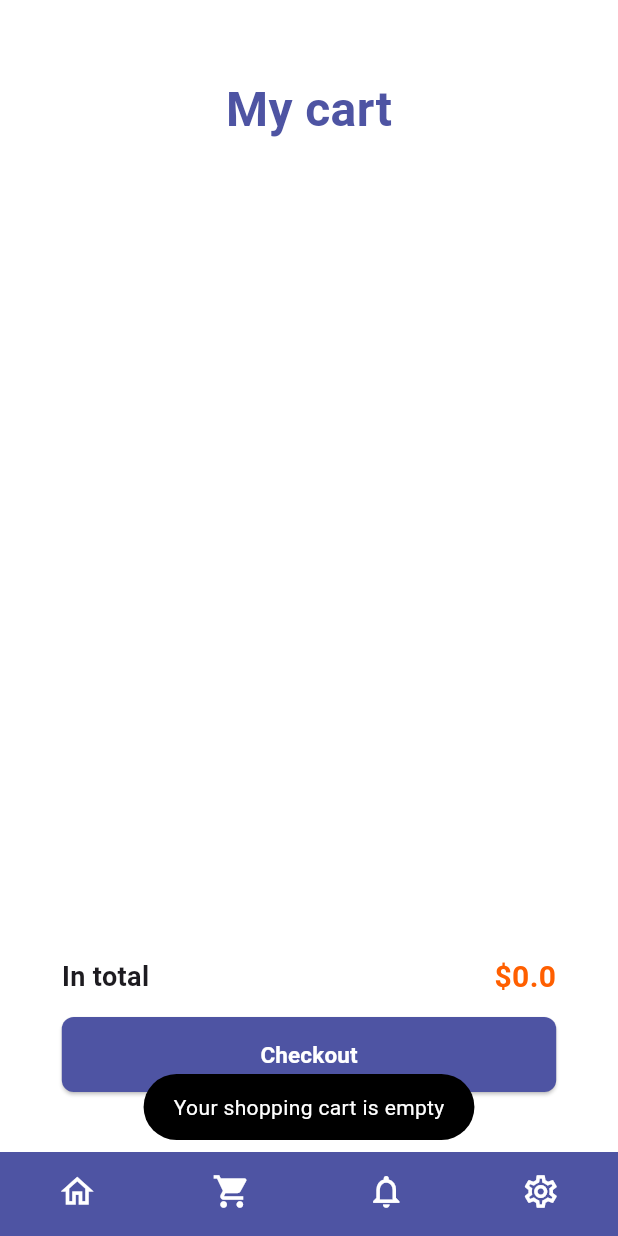
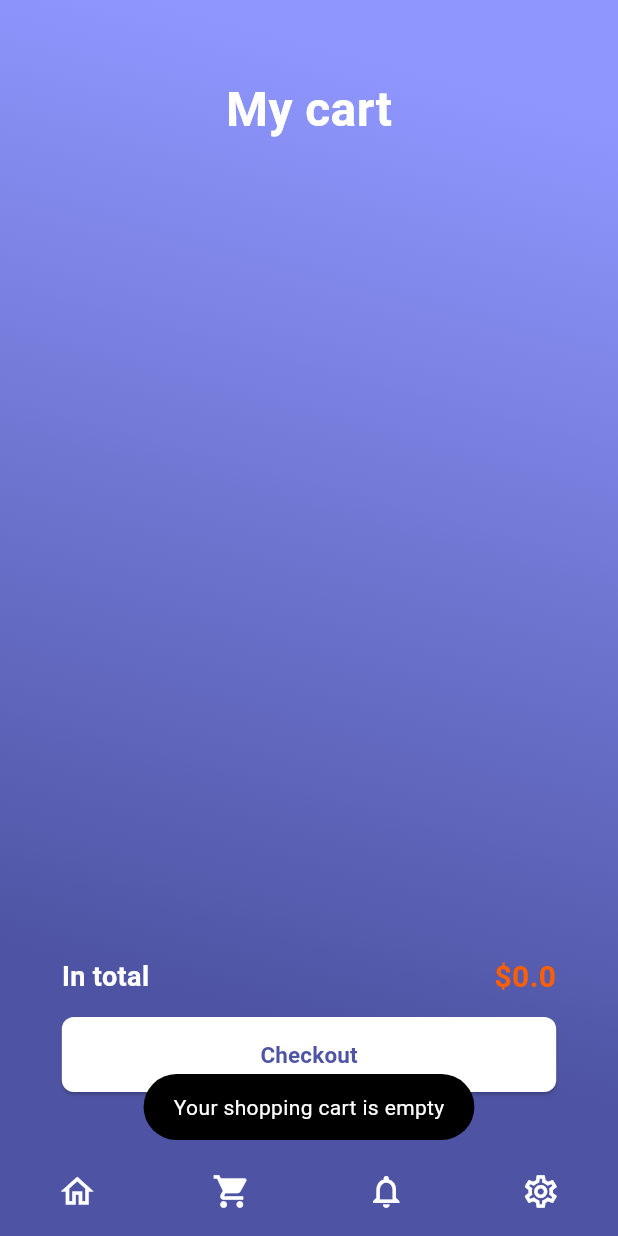
Before and after one commit to yo99-work/exam, a Flutter app: the screen it shows after launch, item 2 of the bottom bar chosen, after a tap on "Checkout", on a phone screen of 412 x 824 dp. Run offline on Flutter 3.47's test engine with Material 2 defaults, Android fonts, the phone set to English and light mode, and no system bars; drawn by our look-alikes of persistent_bottom_nav_bar; our stand-ins replace bloc, bloc_concurrency, cached_network_image, carousel_slider, cloud_firestore, dio and 14 more; missing offline and left inert: dart:ffi; accounts and stored records are empty; network calls fail.

Commit message:
update style

```diff
--- a/lib/src/data/model/product/product.dart
+++ b/lib/src/data/model/product/product.dart
@@ -20,13 +20,12 @@ class Product extends Equatable {
   int? quantity = 1;
 
   int getPriceByQuantity() {
-    return  (price as int) * (quantity ?? 1);
+    return (price as int) * (quantity ?? 1);
   }
 
   //Mock
   bool isFlashSale = false;
   List<ProductTagType> tags = [];
-
 
   Product(
       this.id,
@@ -52,19 +51,24 @@ class Product extends Equatable {
     return convertToHuman(newPrice);
   }
 
-
   static String convertToHuman(int price) {
-    String amount = price.toString().replaceAllMapped(RegExp(r'(\d{1,3})(?=(\d{3})+(?!\d))'), (Match m) => '${m[1]},');
+    String amount = price.toString().replaceAllMapped(
+        RegExp(r'(\d{1,3})(?=(\d{3})+(?!\d))'), (Match m) => '${m[1]},');
     return "\$$amount";
   }
 
   static String convertToHumanD(double price) {
-    String amount = price.toString().replaceAllMapped(RegExp(r'(\d{1,3})(?=(\d{3})+(?!\d))'), (Match m) => '${m[1]},');
+    String amount = price.toString().replaceAllMapped(
+        RegExp(r'(\d{1,3})(?=(\d{3})+(?!\d))'), (Match m) => '${m[1]},');
     return "\$$amount";
   }
 
   void autoGenerateTag() {
-    List<ProductTagType> myList = [ProductTagType.bigSale, ProductTagType.cashBack, ProductTagType.freeDelivery];
+    List<ProductTagType> myList = [
+      ProductTagType.bigSale,
+      ProductTagType.cashBack,
+      ProductTagType.freeDelivery
+    ];
     tags = getRandomItems(myList, 2);
   }
 
@@ -83,9 +87,21 @@ class Product extends Equatable {
     return randomItems;
   }
 
-
   @override
-  List<Object?> get props => [id, quantity];
+  List<Object?> get props => [
+        id,
+        title,
+        description,
+        price,
+        discountPercentage,
+        rating,
+        stock,
+        brand,
+        category,
+        thumbnail,
+        images,
+        quantity
+      ];
 
   Product.fromJson(Map<String, dynamic> json) {
     id = json['id'];
@@ -100,7 +116,6 @@ class Product extends Equatable {
     thumbnail = json['thumbnail'];
     quantity = json['quantity'];
     images = json['images'].cast<String>();
-
   }
 
   Map<String, dynamic> toJson() {
--- a/lib/src/pages/cart/cart_page.dart
+++ b/lib/src/pages/cart/cart_page.dart
@@ -43,7 +43,10 @@ class _CartPageState extends State<CartPage> {
         return Material(
           type: MaterialType.transparency,
           child: Container(
-              color: CustomTheme.white,
+              decoration: BoxDecoration(
+                  gradient: CustomTheme.primaryGradient
+              ),
+              // color: CustomTheme.white,
               child: Stack(alignment: Alignment.center, children: [
                 Padding(
                   padding: const EdgeInsets.only(top: 90, bottom: 123),
@@ -72,7 +75,7 @@ class _CartPageState extends State<CartPage> {
                     style: TextStyle(
                         fontSize: 32,
                         fontWeight: FontWeight.bold,
-                        color: CustomTheme.primary),
+                        color: CustomTheme.white),
                   ),
                 ),
                 _CheckoutView(width: width, total: total, state: state,)
@@ -224,11 +227,12 @@ class _CheckoutView extends StatelessWidget {
     return Positioned(
       bottom: 20,
       child: Container(
+
         padding: const EdgeInsets.symmetric(
             horizontal: 12, vertical: 20),
         width: width,
         // height: 50,
-        color: CustomTheme.white,
+        color: Colors.transparent,
         child: Column(children: [
           SizedBox(
             width: width * 0.8,
@@ -238,6 +242,7 @@ class _CheckoutView extends StatelessWidget {
                   "In total",
                   style: TextStyle(
                     fontWeight: FontWeight.bold,
+                    color: CustomTheme.white,
                     fontSize: 18,
                   ),
                 ),
@@ -261,8 +266,8 @@ class _CheckoutView extends StatelessWidget {
           AppButton(
               text: "Checkout",
               width: width * 0.8,
-              bgColor: CustomTheme.primary,
-              textColor: CustomTheme.white,
+              bgColor: CustomTheme.white,
+              textColor: CustomTheme.primary,
               onClick: () {
                 if (state.products.isNotEmpty) {
                   final userId =
--- a/lib/src/pages/home/bloc/product/product_bloc.dart
+++ b/lib/src/pages/home/bloc/product/product_bloc.dart
@@ -21,7 +21,6 @@ EventTransformer<E> throttleDroppable<E>(Duration duration) {
 
 class ProductBloc extends Bloc<ProductEvent, ProductState> {
   final productRepository = getIt.get<ProductRepository>();
-  final int _productLimit = 20;
   final throttleDuration = const Duration(milliseconds: 100);
 
   ProductBloc() : super(const ProductState()) {
@@ -38,19 +37,19 @@ class ProductBloc extends Bloc<ProductEvent, ProductState> {
     if (state.hasReachedMax) return;
     try {
       if (state.status == LazyLoadStatus.initial) {
-        final products = await productRepository.getProduct(_productLimit, state.products.length);
+        final products = await productRepository.getProduct(event.limit, state.products.length);
         final updateProducts = products.map((item) {
           item.autoGenerateTag();
           return item;
         }).toList();
 
-        return emit(state.copyWith(
+        emit(state.copyWith(
             status: LazyLoadStatus.success,
             products: updateProducts,
             hasReachedMax: false));
       }else {
         final products = await productRepository.getProduct(
-            _productLimit, state.products.length);
+            event.limit, state.products.length);
 
         final updateProducts = products.map((item) {
           item.autoGenerateTag();
--- a/lib/src/pages/home/bloc/product/product_event.dart
+++ b/lib/src/pages/home/bloc/product/product_event.dart
@@ -5,4 +5,10 @@ sealed class ProductEvent extends Equatable {
   List<Object> get props => [];
 }
 
-final class ProductFetched extends ProductEvent {}
+final class ProductFetched extends ProductEvent {
+  final int limit;
+  ProductFetched(this.limit);
+
+  @override
+  List<Object> get props => [limit];
+}
--- a/lib/src/pages/home/home_page.dart
+++ b/lib/src/pages/home/home_page.dart
@@ -26,7 +26,7 @@ class _HomePageState extends State<HomePage> {
   void initState() {
     super.initState();
     context.read<FlashSaleProductBloc>().add(FlashSaleProductFetched());
-    context.read<ProductBloc>().add(ProductFetched());
+    context.read<ProductBloc>().add(ProductFetched(20));
     getIt<AuthenRepository>().currentUser.then((user) {
       context.read<CartBloc>().add(CartFetched(user.id ?? ""));
     });
--- a/lib/src/pages/home/widgets/product_list.dart
+++ b/lib/src/pages/home/widgets/product_list.dart
@@ -67,7 +67,7 @@ class _ProductListState extends State<ProductList> {
   }
 
   void _onScroll() {
-    if (_isBottom) context.read<ProductBloc>().add(ProductFetched());
+    if (_isBottom) context.read<ProductBloc>().add(ProductFetched(20));
   }
 
   bool get _isBottom {
--- a/lib/src/pages/login/login_page.dart
+++ b/lib/src/pages/login/login_page.dart
@@ -1,6 +1,5 @@
 import 'package:exam/src/config/theme.dart';
 import 'package:exam/src/pages/cart/bloc/cart_bloc.dart';
-import 'package:exam/src/widgets/app_button.dart';
 import 'package:flutter/material.dart';
 import 'package:flutter_bloc/flutter_bloc.dart';
 import 'package:font_awesome_flutter/font_awesome_flutter.dart';
--- a/lib/src/pages/notification/notification_page.dart
+++ b/lib/src/pages/notification/notification_page.dart
@@ -33,7 +33,9 @@ class _NotificationPageState extends State<NotificationPage> {
     return Material(
       type: MaterialType.transparency,
       child: Container(
-        color: CustomTheme.background,
+        decoration: BoxDecoration(
+          gradient: CustomTheme.primaryGradient
+        ),
         child: Stack(
           alignment: Alignment.center,
             children: [
@@ -82,7 +84,7 @@ class _NotificationPageState extends State<NotificationPage> {
                   style: TextStyle(
                       fontSize: 32,
                       fontWeight: FontWeight.bold,
-                      color: CustomTheme.primary),
+                      color: CustomTheme.white),
                 ),
               ),
             ]
```
Also changed, not shown: 2 other files. Lines whose indentation alone changed are shown as unchanged.
